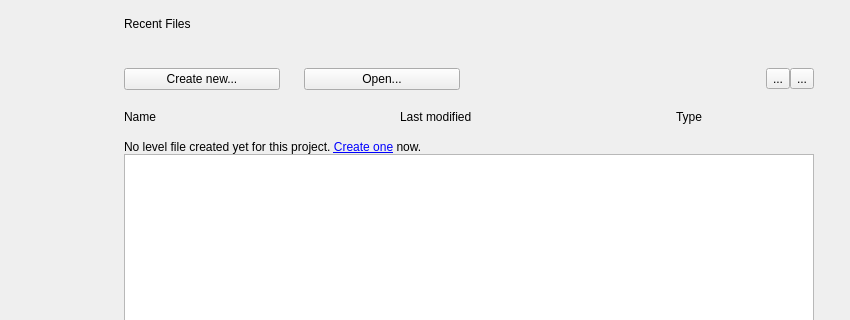
The window that Code/Sandbox/Editor/WelcomeScreen/WelcomeScreenDialog.ui (o3de/o3de) describes before a commit, drawn with Qt 5; both pictures show x 95 to 945 and y 0 to 320 of the 945 by 639 pixel window.
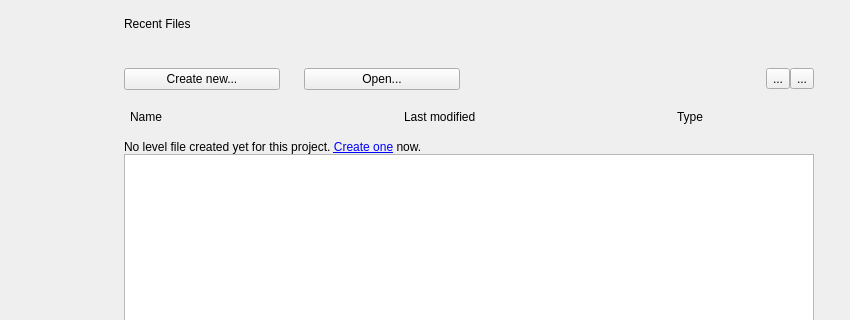
The same window after the commit. Icons and pictures are not drawn.

```diff
--- a/Code/Sandbox/Editor/WelcomeScreen/WelcomeScreenDialog.ui
+++ b/Code/Sandbox/Editor/WelcomeScreen/WelcomeScreenDialog.ui
@@ -478,6 +478,9 @@
            </item>
            <item>
             <layout class="QHBoxLayout" name="horizontalLayout_3" stretch="2,2,1">
+             <property name="leftMargin">
+              <number>6</number>
+             </property>
              <item>
               <widget class="QLabel" name="nameLabel">
                <property name="text">
```
Left out of the diff: 23 changed lines with no effect on the pictures.
